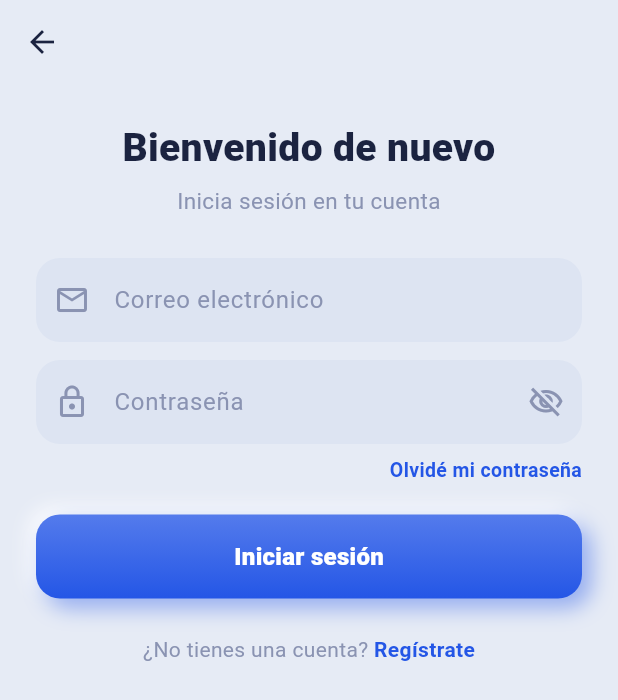
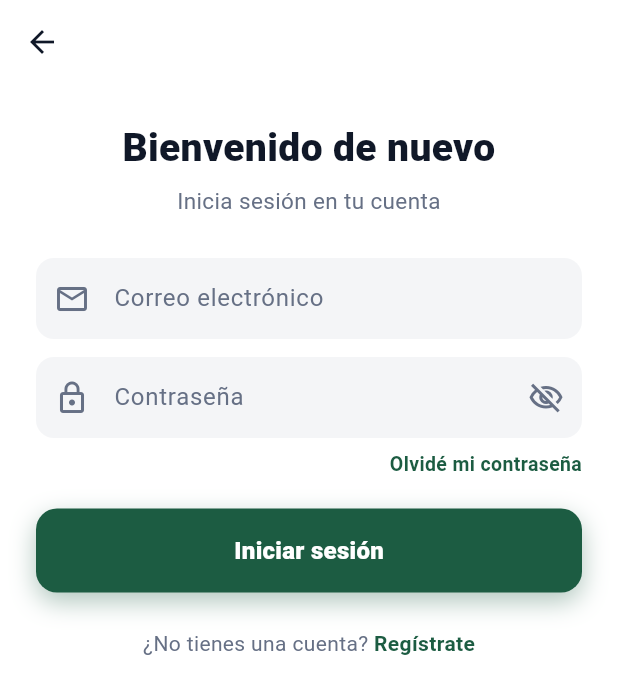
Before and after one commit to orbitgrupo/sipi, a Flutter app: the screen it shows after launch, after a tap on "Iniciar sesión", on a phone screen of 412 x 824 dp. Shown: the top 700 px of the screen. Run offline on Flutter 3.47's test engine with Material 3 defaults, Android fonts, the phone set to English and light mode, and no system bars; our stand-ins replace audioplayers, confetti; accounts and stored records are empty; network calls fail.

```diff
--- a/app/lib/core/theme.dart
+++ b/app/lib/core/theme.dart
@@ -1,128 +1,110 @@
-// Sipi — sistema de diseño claymorphism (colores, radios, sombras y estilos).
+// Sipi — sistema de diseño (colores, radios, sombras y estilos compartidos).
 //
-// El claymorphism busca piezas suaves y "esponjosas" como de arcilla:
-// fondo pastel, superficies claras con doble sombra (luz arriba-izquierda,
-// sombra abajo-derecha) y bordes muy redondeados.
+// Estilo de referencia "FreshCut": fondo blanco limpio, verde bosque profundo
+// como color primario, piezas planas con bordes suaves y sombras sutiles,
+// tipografía negra en negrita para títulos.
 import 'package:flutter/material.dart';
 
 class SipiColors {
-  static const primary = Color(0xFF2456E6);
-  static const primaryLight = Color(0xFF2F63F0);
-  static const primaryDark = Color(0xFF1A3FB8);
-  static const primarySoft = Color(0xFFE8EDFD);
-  static const accent = Color(0xFF7C5CFF);
-  static const accentLight = Color(0xFF9D7BFF);
-  static const accentDark = Color(0xFF4A2FD6);
-  // Fondo clay: pastel frío que hace resaltar las piezas.
-  static const background = Color(0xFFE6EBF5);
-  static const card = Color(0xFFF4F7FC);
-  static const text = Color(0xFF1B2340);
-  static const muted = Color(0xFF8A93B2);
-  static const border = Color(0xFFD9E0F0);
-  static const success = Color(0xFF22B573);
-  static const successSoft = Color(0xFFDFF5E9);
-  static const warning = Color(0xFFF5A623);
+  // Verde bosque (primario de la referencia).
+  static const primary = Color(0xFF1C5C42);
+  static const primaryLight = Color(0xFF2E7D5B);
+  static const primaryDark = Color(0xFF143F2E);
+  static const primarySoft = Color(0xFFE7F1EB);
+  static const accent = Color(0xFF2E7D5B);
+  static const accentLight = Color(0xFF4C9A76);
+  static const accentDark = Color(0xFF143F2E);
+  static const background = Color(0xFFFFFFFF);
+  static const backgroundSoft = Color(0xFFF7F8FA);
+  static const card = Colors.white;
+  static const text = Color(0xFF101828);
+  static const muted = Color(0xFF667085);
+  static const border = Color(0xFFE9EBEF);
+  static const success = Color(0xFF1C7A4D);
+  static const successSoft = Color(0xFFE7F4EC);
+  static const warning = Color(0xFFF59E0B);
   static const warningDark = Color(0xFFB45309);
-  static const warningSoft = Color(0xFFFDEFD4);
-  static const danger = Color(0xFFE5484D);
-  static const dangerSoft = Color(0xFFFADFDF);
-  static const gold = Color(0xFFFFD54F);
+  static const warningSoft = Color(0xFFFDF3E0);
+  static const danger = Color(0xFFDC2626);
+  static const dangerSoft = Color(0xFFFDECEC);
+  static const gold = Color(0xFFF5A623);
   static const pink = Color(0xFFE1306C);
-  // Tonos pastel para piezas clay de colores.
-  static const clayBlue = Color(0xFFD7E3FD);
-  static const clayPink = Color(0xFFFBDCE6);
-  static const clayGreen = Color(0xFFD9F2E3);
-  static const clayYellow = Color(0xFFFBEFC9);
-  static const clayPurple = Color(0xFFE4DCFB);
+  // Tintes suaves para piezas de colores (iconos de categoría, etc.).
+  static const clayBlue = Color(0xFFE7F1EB);
+  static const clayPink = Color(0xFFFDECEC);
+  static const clayGreen = Color(0xFFE7F4EC);
+  static const clayYellow = Color(0xFFFDF3E0);
+  static const clayPurple = Color(0xFFEFE9FB);
 }
 
 class SipiRadii {
-  static const sm = 12.0;
-  static const md = 16.0;
-  static const lg = 22.0;
-  static const xl = 28.0;
+  static const sm = 10.0;
+  static const md = 14.0;
+  static const lg = 16.0;
+  static const xl = 20.0;
 }
 
-/// Sombras y decoraciones estilo clay: luz blanca arriba-izquierda y
-/// sombra suave abajo-derecha sobre el fondo pastel.
+/// Helpers de superficie estilo referencia: piezas blancas planas con
+/// borde suave y sombra sutil. (Mantiene la API usada en las pantallas.)
 class Clay {
-  static const shadowDark = Color(0xFFAEB9D4);
+  static const shadowColor = Color(0xFF101828);
 
-  /// Doble sombra clay estándar.
+  /// Sombra sutil única.
   static List<BoxShadow> shadows({double depth = 7, Color? dark}) => [
-        const BoxShadow(
-          color: Colors.white,
-          offset: Offset(-6, -6),
-          blurRadius: 14,
-        ),
         BoxShadow(
-          color: (dark ?? shadowDark).withValues(alpha: 0.55),
-          offset: Offset(depth, depth),
-          blurRadius: 14,
+          color: shadowColor.withValues(alpha: 0.08),
+          blurRadius: 16,
+          offset: const Offset(0, 6),
         ),
       ];
 
-  /// Tarjeta clay clara.
+  /// Tarjeta blanca plana.
   static BoxDecoration card(
           {Color? color, double radius = SipiRadii.lg, double depth = 7}) =>
       BoxDecoration(
         color: color ?? SipiColors.card,
         borderRadius: BorderRadius.circular(radius),
-        boxShadow: shadows(depth: depth),
+        border: Border.all(color: SipiColors.border, width: 1),
+        boxShadow: shadows(),
       );
 
-  /// Pastilla/botón de color sólido con relieve clay y brillo superior.
+  /// Botón sólido con sombra sutil.
   static BoxDecoration button(Color color,
       {double radius = SipiRadii.md, double depth = 6}) {
-    final top = Color.lerp(color, Colors.white, 0.22)!;
     return BoxDecoration(
-      gradient: LinearGradient(
-        colors: [top, color],
-        begin: Alignment.topCenter,
-        end: Alignment.bottomCenter,
-      ),
+      color: color,
       borderRadius: BorderRadius.circular(radius),
       boxShadow: [
-        const BoxShadow(
-          color: Colors.white,
-          offset: Offset(-4, -4),
-          blurRadius: 10,
-        ),
         BoxShadow(
-          color: color.withValues(alpha: 0.45),
-          offset: Offset(depth, depth),
-          blurRadius: 12,
+          color: color.withValues(alpha: 0.35),
+          blurRadius: 14,
+          offset: const Offset(0, 6),
         ),
       ],
     );
   }
 
-  /// Círculo clay (iconos, avatares).
+  /// Círculo sólido con sombra sutil (iconos, avatares).
   static BoxDecoration circle(Color color, {double depth = 6}) => BoxDecoration(
         color: color,
         shape: BoxShape.circle,
-        boxShadow: shadows(depth: depth),
+        boxShadow: [
+          BoxShadow(
+            color: shadowColor.withValues(alpha: 0.1),
+            blurRadius: 10,
+            offset: const Offset(0, 4),
+          ),
+        ],
       );
 
-  /// Versión "hundida" para estado presionado.
+  /// Versión atenuada para estado presionado.
   static BoxDecoration pressed(
       {Color? color, double radius = SipiRadii.lg}) {
     final c = color ?? SipiColors.card;
     return BoxDecoration(
-      color: Color.lerp(c, Clay.shadowDark, 0.08),
+      color: Color.lerp(c, SipiColors.border, 0.35),
       borderRadius: BorderRadius.circular(radius),
-      boxShadow: const [
-        BoxShadow(
-          color: Colors.white,
-          offset: Offset(-3, -3),
-          blurRadius: 8,
-        ),
-        BoxShadow(
-          color: Color(0xFFB9C3DA),
-          offset: Offset(3, 3),
-          blurRadius: 8,
-        ),
-      ],
+      border: Border.all(color: SipiColors.border, width: 1),
     );
   }
 }
@@ -160,9 +142,9 @@ ThemeData sipiTheme() {
           TextStyle(fontWeight: FontWeight.w600, fontSize: 14),
     ),
     navigationBarTheme: NavigationBarThemeData(
-      backgroundColor: SipiColors.card,
+      backgroundColor: Colors.white,
       elevation: 0,
-      indicatorColor: SipiColors.primary,
+      indicatorColor: SipiColors.primarySoft,
       indicatorShape: RoundedRectangleBorder(
           borderRadius: BorderRadius.circular(SipiRadii.md)),
       labelTextStyle: WidgetStateProperty.resolveWith((states) {
@@ -176,7 +158,7 @@ ThemeData sipiTheme() {
       iconTheme: WidgetStateProperty.resolveWith((states) {
         final selected = states.contains(WidgetState.selected);
         return IconThemeData(
-            color: selected ? Colors.white : SipiColors.muted);
+            color: selected ? SipiColors.primary : SipiColors.muted);
       }),
     ),
     cardTheme: CardThemeData(
@@ -185,6 +167,7 @@ ThemeData sipiTheme() {
       margin: EdgeInsets.zero,
       shape: RoundedRectangleBorder(
         borderRadius: BorderRadius.circular(SipiRadii.lg),
+        side: const BorderSide(color: SipiColors.border),
       ),
       shadowColor: Colors.transparent,
     ),
@@ -195,19 +178,19 @@ ThemeData sipiTheme() {
     ),
     inputDecorationTheme: InputDecorationTheme(
       filled: true,
-      fillColor: const Color(0xFFDDE4F2),
-      contentPadding: const EdgeInsets.symmetric(horizontal: 18, vertical: 16),
+      fillColor: const Color(0xFFF4F5F7),
+      contentPadding: const EdgeInsets.symmetric(horizontal: 16, vertical: 15),
       border: OutlineInputBorder(
-        borderRadius: BorderRadius.circular(SipiRadii.md),
+        borderRadius: BorderRadius.circular(12),
         borderSide: BorderSide.none,
       ),
       enabledBorder: OutlineInputBorder(
-        borderRadius: BorderRadius.circular(SipiRadii.md),
+        borderRadius: BorderRadius.circular(12),
         borderSide: BorderSide.none,
       ),
       focusedBorder: OutlineInputBorder(
-        borderRadius: BorderRadius.circular(SipiRadii.md),
-        borderSide: const BorderSide(color: SipiColors.primary, width: 2),
+        borderRadius: BorderRadius.circular(12),
+        borderSide: const BorderSide(color: SipiColors.primary, width: 1.5),
       ),
       hintStyle: const TextStyle(color: SipiColors.muted),
       prefixIconColor: SipiColors.muted,
@@ -246,7 +229,7 @@ ThemeData sipiTheme() {
     ),
     dividerTheme: const DividerThemeData(color: SipiColors.border),
     chipTheme: base.chipTheme.copyWith(
-      backgroundColor: SipiColors.card,
+      backgroundColor: const Color(0xFFF1F2F4),
       selectedColor: SipiColors.primary,
       shape: RoundedRectangleBorder(
           borderRadius: BorderRadius.circular(20)),
```
Also changed, not shown: app/lib/widgets/common.dart (+27 -64 lines), 1 other file.
